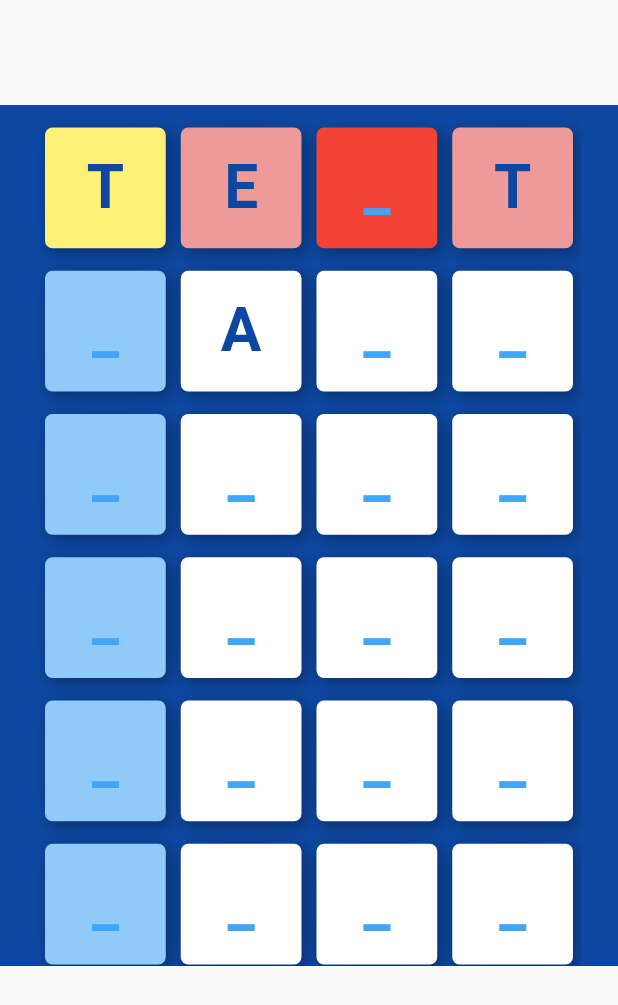
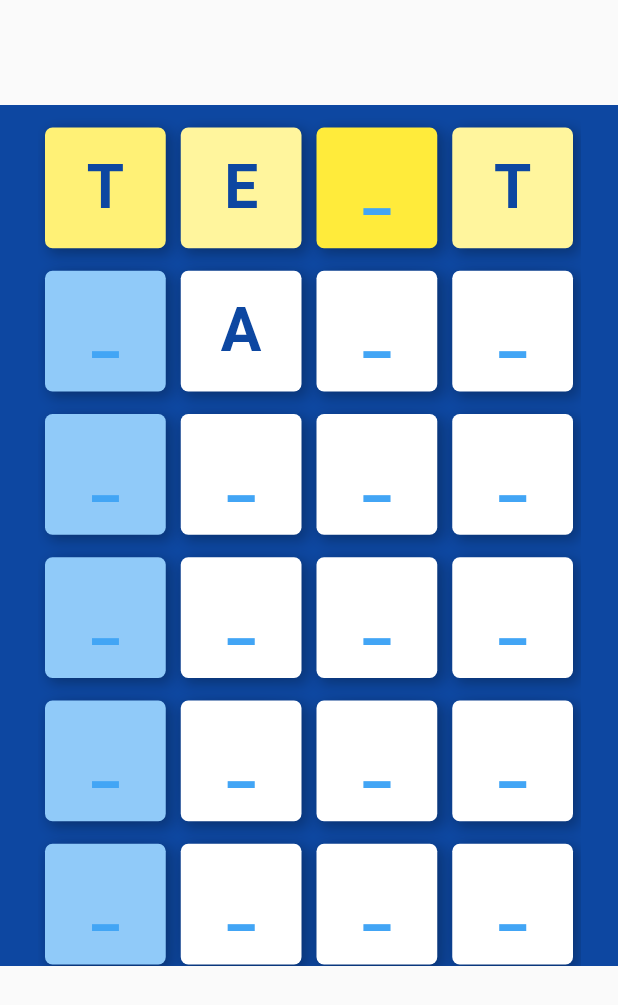
Before and after one commit to DarkBones/crossword, a Flutter app: the screen it shows after launch, on a phone screen of 412 x 824 dp. Shown: the top 1005 px of the screen. Run offline on Flutter 3.47's test engine with Material 2 defaults, Android fonts, the phone set to English and light mode, and no system bars.

Commit message:
Bug fixes

```diff
--- a/lib/src/models/puzzle_model.dart
+++ b/lib/src/models/puzzle_model.dart
@@ -18,11 +18,15 @@ class PuzzleModel {
         growable: false);
   }
 
-  solve({int row, int col}) {
+  void solve({int row, int col}) {
     solved[row][col] = true;
   }
 
-  isCellSolved(address) {
+  bool isCellSolved(List<int> address) {
     return solved[address[0]][address[1]];
   }
+
+  String letterAtAddress(List<int> address) {
+    return across[address[0]][address[1]];
+  }
 }
--- a/lib/src/widgets/puzzle_cell.dart
+++ b/lib/src/widgets/puzzle_cell.dart
@@ -20,10 +20,12 @@ class PuzzleCell extends StatelessWidget {
 
   @override
   Widget build(BuildContext context) {
-    final isSolved = Provider.of<Map>(context)['puzzle'].isCellSolved(address);
+    final Map ctx = Provider.of<Map>(context);
+
+    final isSolved = ctx['puzzle'].isCellSolved(address);
     final bool isSelected = ListEquality().equals(
       address,
-      Provider.of<Map>(context)['selectedCell'],
+      ctx['selectedCell'],
     );
 
     final bool isRowSelected = !isSelected &&
@@ -61,17 +63,17 @@ class PuzzleCell extends StatelessWidget {
       }
 
       if (isSelected) {
-        return Colors.yellow[500];
+        return Colors.yellow[600];
       }
       return Colors.blue[200];
     }
 
     if (isRowSelected) {
-      return Colors.red[200];
+      return Colors.yellow[200];
     }
 
     if (isSelected) {
-      return Colors.red[500];
+      return Colors.yellow[500];
     }
     return Colors.white;
   }
```
